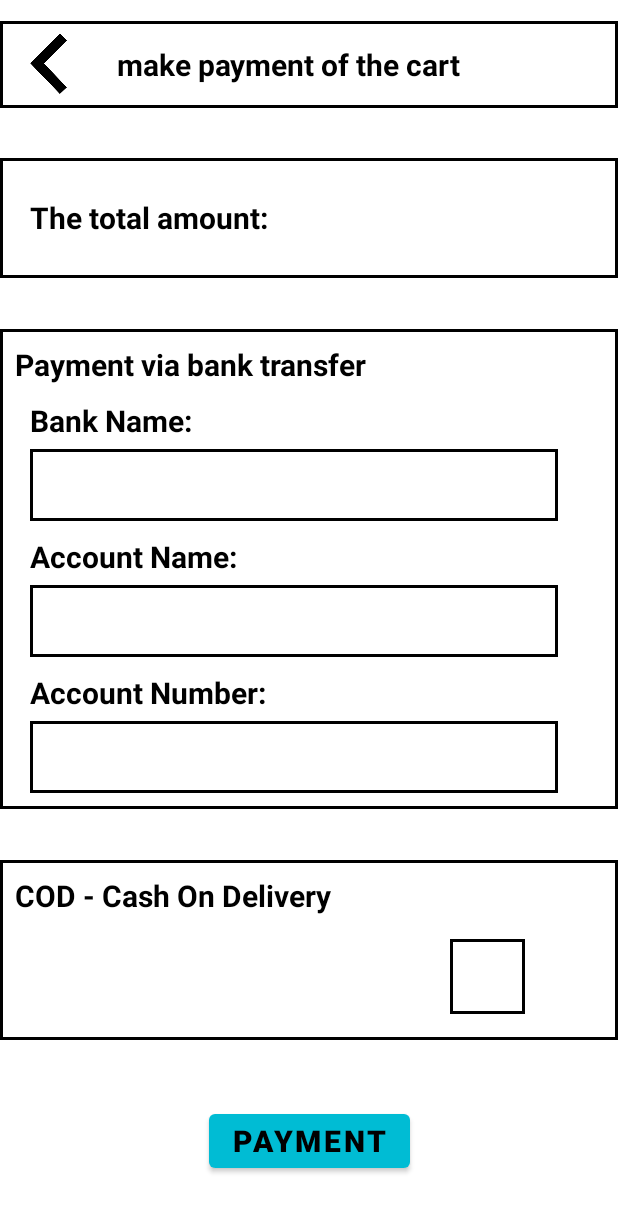
After one commit to ak307/Med_Express, an Android app: the PaymentActivity screen opened directly, with no data from a screen before it, on a phone screen of 412 x 824 dp. The commit adds this screen. Shown: the top 1212 px of the screen. Run offline under Robolectric (Android 15) with nearby library versions, the light colour scheme and no system bars.

Commit message:
git git pull origin master

```diff
--- /dev/null
+++ b/app/src/main/java/com/group/medexpress/PaymentActivity.java
@@ -0,0 +1,14 @@
+package com.group.medexpress;
+
+import androidx.appcompat.app.AppCompatActivity;
+
+import android.os.Bundle;
+
+public class PaymentActivity extends AppCompatActivity {
+
+    @Override
+    protected void onCreate(Bundle savedInstanceState) {
+        super.onCreate(savedInstanceState);
+        setContentView(R.layout.activity_payment);
+    }
+}
--- /dev/null
+++ b/app/src/main/res/drawable/layout_frame.xml
@@ -0,0 +1,21 @@
+<?xml version="1.0" encoding="utf-8"?>
+<layer-list xmlns:android="http://schemas.android.com/apk/res/android">
+
+    <item>
+        <shape>
+            <solid android:color="#000000" />
+        </shape>
+    </item>
+
+    <item
+                android:bottom="2dp"
+                android:left="2dp"
+                android:right="2dp"
+                android:top="2dp" >
+        <shape>
+            <solid android:color="#ffffff" />
+        </shape>
+
+    </item>
+
+</layer-list>
--- /dev/null
+++ b/app/src/main/res/layout/activity_payment.xml
@@ -0,0 +1,216 @@
+<?xml version="1.0" encoding="utf-8"?>
+<androidx.constraintlayout.widget.ConstraintLayout xmlns:android="http://schemas.android.com/apk/res/android"
+    xmlns:app="http://schemas.android.com/apk/res-auto"
+    xmlns:tools="http://schemas.android.com/tools"
+    android:layout_width="match_parent"
+    android:layout_height="match_parent"
+    tools:context=".PaymentActivity">
+
+    <LinearLayout
+        android:id="@+id/linearLayout3"
+        android:layout_width="match_parent"
+        android:layout_height="58dp"
+        android:layout_marginBottom="10dp"
+        android:background="@drawable/layout_frame"
+        android:orientation="horizontal"
+        app:layout_constraintBottom_toTopOf="@+id/linearLayout4"
+        app:layout_constraintEnd_toEndOf="parent"
+        app:layout_constraintStart_toStartOf="parent"
+        app:layout_constraintTop_toTopOf="parent">
+
+        <ImageButton
+            android:id="@+id/paymentBackBtn"
+            android:layout_width="50dp"
+            android:layout_height="50dp"
+            android:layout_marginStart="8dp"
+            android:layout_marginTop="4dp"
+            android:background="@drawable/back"
+            tools:ignore="SpeakableTextPresentCheck" />
+
+        <TextView
+            android:layout_width="wrap_content"
+            android:layout_height="wrap_content"
+            android:layout_gravity="center"
+            android:layout_marginLeft="20dp"
+            android:layout_weight="0.8"
+            android:text="make payment of the cart"
+            android:textColor="@color/black"
+            android:textSize="20sp"
+            android:textStyle="bold"
+            app:layout_constraintTop_toTopOf="parent" />
+    </LinearLayout>
+
+    <LinearLayout
+        android:id="@+id/linearLayout4"
+        android:layout_width="match_parent"
+        android:layout_height="80dp"
+        android:layout_marginTop="10dp"
+        android:layout_marginBottom="10dp"
+        android:background="@drawable/layout_frame"
+        android:orientation="horizontal"
+        app:layout_constraintBottom_toTopOf="@+id/linearLayout5"
+        app:layout_constraintEnd_toEndOf="parent"
+        app:layout_constraintStart_toStartOf="parent"
+        app:layout_constraintTop_toBottomOf="@+id/linearLayout3">
+
+        <TextView
+            android:layout_width="wrap_content"
+            android:layout_height="wrap_content"
+            android:layout_gravity="center"
+            android:layout_marginLeft="20dp"
+            android:layout_weight="1"
+            android:text="The total amount: "
+            android:textColor="@color/black"
+            android:textSize="20sp"
+            android:textStyle="bold" />
+
+        <TextView
+            android:id="@+id/totalAmountText"
+            android:layout_width="210dp"
+            android:layout_height="wrap_content"
+            android:layout_gravity="center"
+            android:layout_marginLeft="5dp"
+            android:layout_marginRight="20dp"
+            android:layout_weight="1"
+            android:textColor="@color/black"
+            android:textSize="20sp"
+            android:textStyle="bold" />
+    </LinearLayout>
+
+    <LinearLayout
+        android:id="@+id/linearLayout5"
+        android:layout_width="match_parent"
+        android:layout_height="320dp"
+        android:layout_marginTop="10dp"
+        android:layout_marginBottom="10dp"
+        android:background="@drawable/layout_frame"
+        android:orientation="vertical"
+        app:layout_constraintBottom_toTopOf="@+id/linearLayout6"
+        app:layout_constraintEnd_toEndOf="parent"
+        app:layout_constraintStart_toStartOf="parent"
+        app:layout_constraintTop_toBottomOf="@+id/linearLayout4">
+
+        <TextView
+            android:layout_width="match_parent"
+            android:layout_height="wrap_content"
+            android:layout_marginLeft="10dp"
+            android:layout_marginTop="10dp"
+            android:text="Payment via bank transfer"
+            android:textColor="@color/black"
+            android:textSize="20sp"
+            android:textStyle="bold" />
+
+        <TextView
+            android:layout_width="match_parent"
+            android:layout_height="wrap_content"
+            android:layout_marginLeft="20dp"
+            android:layout_marginTop="10dp"
+            android:text="Bank Name:"
+            android:textColor="@color/black"
+            android:textSize="20sp"
+            android:textStyle="bold" />
+
+        <EditText
+            android:id="@+id/bankEditText"
+            android:layout_width="match_parent"
+            android:layout_height="wrap_content"
+            android:layout_marginLeft="20dp"
+            android:layout_marginTop="5dp"
+            android:layout_marginRight="40dp"
+            android:background="@drawable/layout_frame"
+            android:minHeight="48dp"
+            tools:ignore="SpeakableTextPresentCheck" />
+
+        <TextView
+            android:layout_width="match_parent"
+            android:layout_height="wrap_content"
+            android:layout_marginLeft="20dp"
+            android:layout_marginTop="10dp"
+            android:text="Account Name:"
+            android:textColor="@color/black"
+            android:textSize="20sp"
+            android:textStyle="bold" />
+
+        <EditText
+            android:id="@+id/accountEditText"
+            android:layout_width="match_parent"
+            android:layout_height="wrap_content"
+            android:layout_marginLeft="20dp"
+            android:layout_marginTop="5dp"
+            android:layout_marginRight="40dp"
+            android:background="@drawable/layout_frame"
+            android:minHeight="48dp"
+            tools:ignore="SpeakableTextPresentCheck" />
+
+        <TextView
+            android:layout_width="match_parent"
+            android:layout_height="wrap_content"
+            android:layout_marginLeft="20dp"
+            android:layout_marginTop="10dp"
+            android:text="Account Number:"
+            android:textColor="@color/black"
+            android:textSize="20sp"
+            android:textStyle="bold" />
+
+        <EditText
+            android:id="@+id/numberEditText"
+            android:layout_width="match_parent"
+            android:layout_height="wrap_content"
+            android:layout_marginLeft="20dp"
+            android:layout_marginTop="5dp"
+            android:layout_marginRight="40dp"
+            android:background="@drawable/layout_frame"
+            android:minHeight="48dp"
+            tools:ignore="SpeakableTextPresentCheck,TouchTargetSizeCheck" />
+
+    </LinearLayout>
+
+    <LinearLayout
+        android:id="@+id/linearLayout6"
+        android:layout_width="match_parent"
+        android:layout_height="120dp"
+        android:layout_marginTop="10dp"
+        android:layout_marginBottom="10dp"
+        android:background="@drawable/layout_frame"
+        android:orientation="vertical"
+        app:layout_constraintBottom_toTopOf="@+id/paymentBtn"
+        app:layout_constraintEnd_toEndOf="parent"
+        app:layout_constraintStart_toStartOf="parent"
+        app:layout_constraintTop_toBottomOf="@+id/linearLayout5">
+
+        <TextView
+            android:layout_width="match_parent"
+            android:layout_height="wrap_content"
+            android:layout_marginLeft="10dp"
+            android:layout_marginTop="10dp"
+            android:text="COD - Cash On Delivery"
+            android:textColor="@color/black"
+            android:textSize="20sp"
+            android:textStyle="bold" />
+
+        <ImageButton
+            android:id="@+id/imageButton3"
+            android:layout_width="50dp"
+            android:layout_height="50dp"
+            android:layout_marginLeft="300dp"
+            android:layout_marginTop="15dp"
+            android:background="@drawable/layout_frame"
+            tools:ignore="SpeakableTextPresentCheck" />
+    </LinearLayout>
+
+    <Button
+        android:id="@+id/paymentBtn"
+        android:layout_width="wrap_content"
+        android:layout_height="wrap_content"
+        android:layout_marginTop="20dp"
+        android:layout_marginBottom="25dp"
+        android:text="Payment"
+        android:textColor="@color/black"
+        android:textSize="20sp"
+        android:textStyle="bold"
+        app:layout_constraintBottom_toBottomOf="parent"
+        app:layout_constraintEnd_toEndOf="parent"
+        app:layout_constraintStart_toStartOf="parent"
+        app:layout_constraintTop_toBottomOf="@+id/linearLayout6" />
+
+</androidx.constraintlayout.widget.ConstraintLayout>
```
Also changed, not shown: app/src/main/AndroidManifest.xml (+12 -0 lines), app/src/main/java/com/group/medexpress/Logout.java (added, +57 -0 lines), app/src/main/java/com/group/medexpress/WishListPageActivity.java (added, +14 -0 lines), app/src/main/java/com/group/medexpress/shopCartActivity.java (added, +14 -0 lines), app/src/main/res/layout/activity_logout.xml (renamed from app/src/main/res/layout/activity_delete_product.xml, +9 -11 lines), app/src/main/res/layout/activity_shop_cart.xml (added, +51 -0 lines), app/src/main/res/layout/activity_wish_list_page.xml (added, +49 -0 lines).
